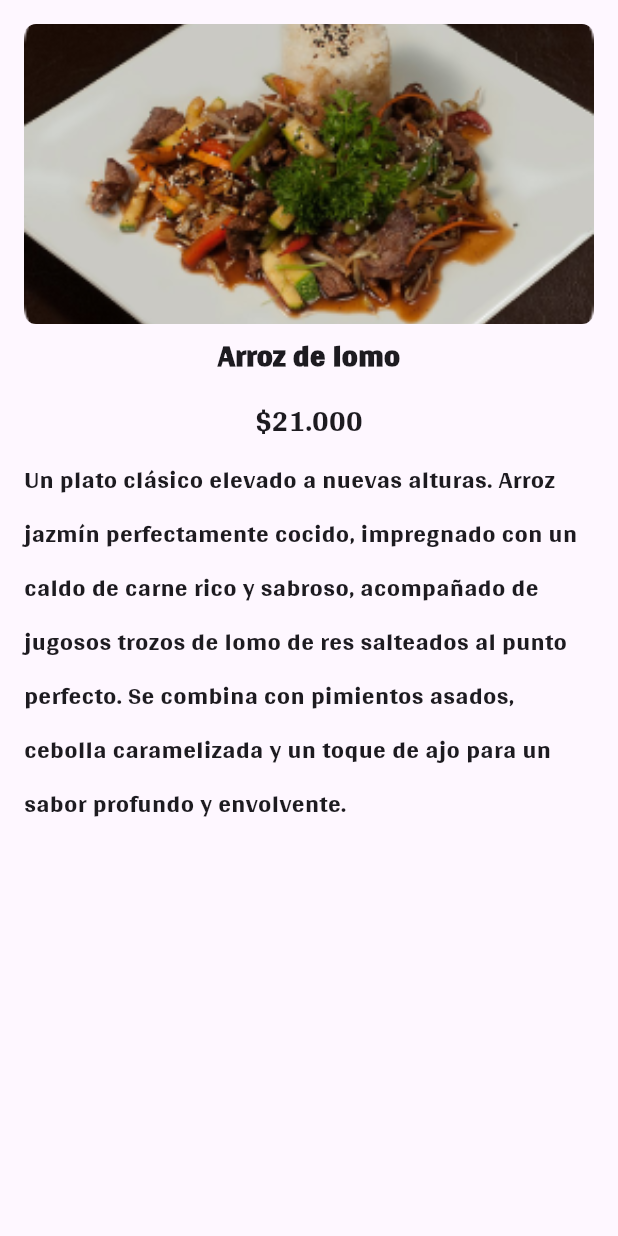
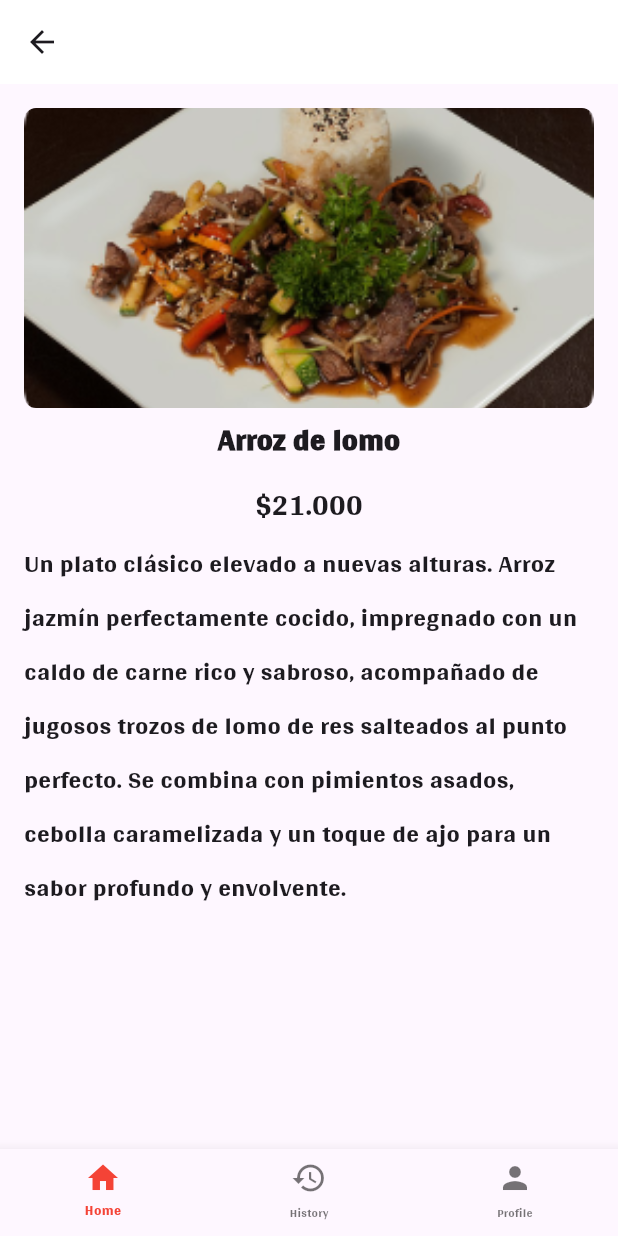
Before and after one commit to G25-Constr-Aplic-Moviles/flutter-app, a Flutter app: the DishPage screen opened directly, on a phone screen of 412 x 824 dp. Run offline on Flutter 3.47's test engine with Material 3 defaults, Android fonts, the phone set to English and light mode, and no system bars; our stand-ins replace flutter_rating_bar.

Commit message:
Add navigation bar and back button dish_page

```diff
--- a/lib/pages/dish_page.dart
+++ b/lib/pages/dish_page.dart
@@ -1,5 +1,6 @@
 import 'package:flutter/material.dart';
 import 'package:test3/models/food.dart';
+import 'package:test3/components/navigation_bar.dart' as customNavBar;
 
 
 class DishPage extends StatefulWidget {
@@ -16,6 +17,17 @@ class _DishPageState extends State<DishPage> {
   @override
   Widget build(BuildContext context) {
     return Scaffold(
+      appBar: AppBar(
+        leading: IconButton(
+          icon: Icon(Icons.arrow_back),
+          onPressed: () {
+            Navigator.pop(context); // Navigate back to the previous screen
+          },
+        ),
+        //title: Text(''),
+        backgroundColor: Colors.white,
+        elevation: 0,
+      ),
       body: SingleChildScrollView(
         padding: EdgeInsets.all(16.0),
         child: Column(
@@ -57,6 +69,7 @@ class _DishPageState extends State<DishPage> {
           ],
         ),
       ),
+    bottomNavigationBar: customNavBar.NavigationBar(),
     );
   }
 }
```
